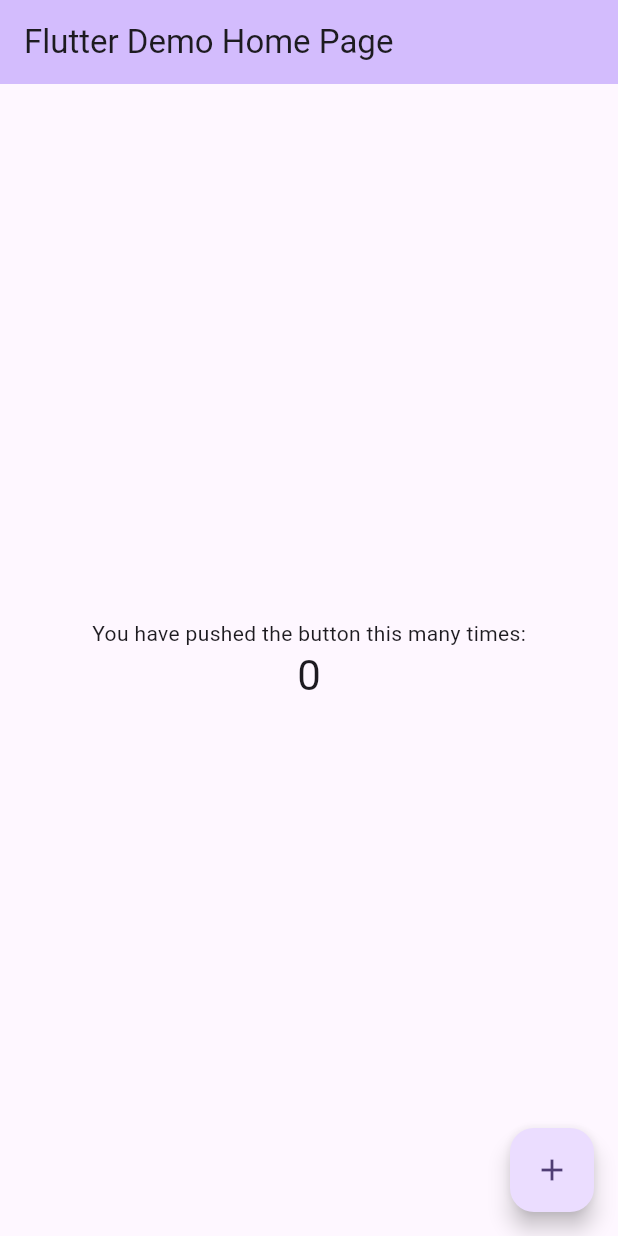
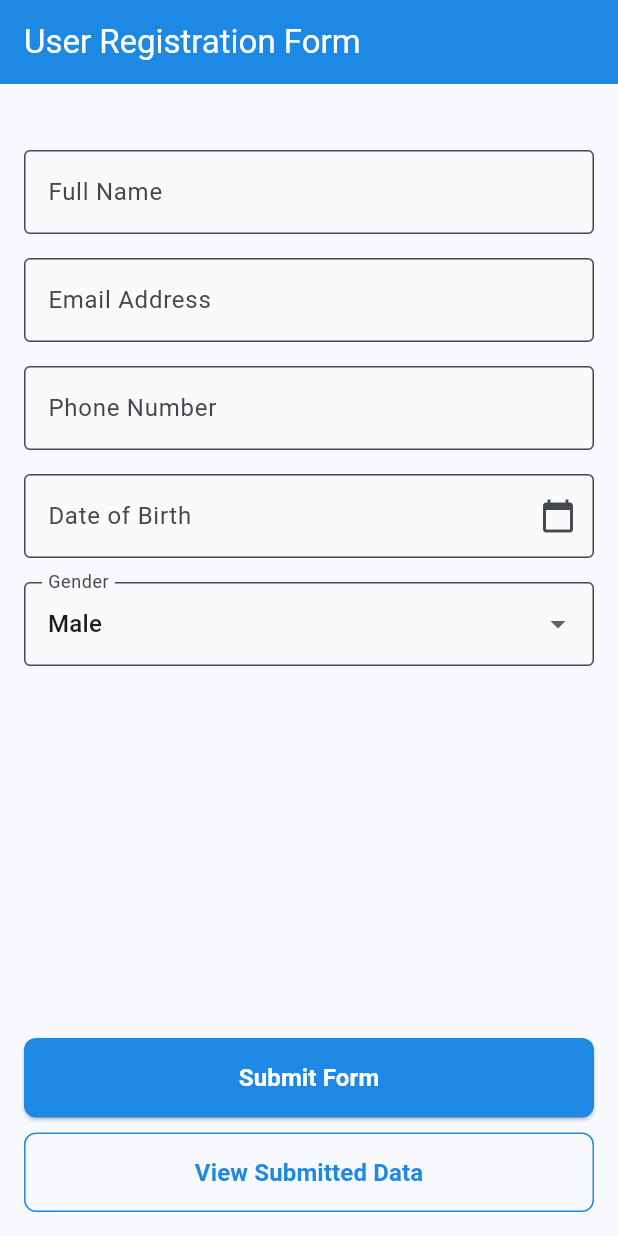
Before and after one commit to rohiitsinghal/datasnap, a Flutter app: the screen it shows after launch, on a phone screen of 412 x 824 dp. Run offline on Flutter 3.47's test engine with Material 3 defaults, Android fonts, the phone set to English and light mode, and no system bars.

Commit message:
app bangya

```diff
--- a/lib/main.dart
+++ b/lib/main.dart
@@ -1,4 +1,5 @@
 import 'package:flutter/material.dart';
+import 'screens/form_screen.dart';
 
 void main() {
   runApp(const MyApp());
@@ -7,116 +8,16 @@ void main() {
 class MyApp extends StatelessWidget {
   const MyApp({super.key});
 
-  // This widget is the root of your application.
   @override
   Widget build(BuildContext context) {
     return MaterialApp(
-      title: 'Flutter Demo',
+      title: 'dataSnap',
       theme: ThemeData(
-        // This is the theme of your application.
-        //
-        // TRY THIS: Try running your application with "flutter run". You'll see
-        // the application has a purple toolbar. Then, without quitting the app,
-        // try changing the seedColor in the colorScheme below to Colors.green
-        // and then invoke "hot reload" (save your changes or press the "hot
-        // reload" button in a Flutter-supported IDE, or press "r" if you used
-        // the command line to start the app).
-        //
-        // Notice that the counter didn't reset back to zero; the application
-        // state is not lost during the reload. To reset the state, use hot
-        // restart instead.
-        //
-        // This works for code too, not just values: Most code changes can be
-        // tested with just a hot reload.
-        colorScheme: ColorScheme.fromSeed(seedColor: Colors.deepPurple),
+        colorScheme: ColorScheme.fromSeed(seedColor: Colors.blue),
+        useMaterial3: true,
       ),
-      home: const MyHomePage(title: 'Flutter Demo Home Page'),
+      home: const FormScreen(),
+      debugShowCheckedModeBanner: false,
     );
   }
 }
-
-class MyHomePage extends StatefulWidget {
-  const MyHomePage({super.key, required this.title});
-
-  // This widget is the home page of your application. It is stateful, meaning
-  // that it has a State object (defined below) that contains fields that affect
-  // how it looks.
-
-  // This class is the configuration for the state. It holds the values (in this
-  // case the title) provided by the parent (in this case the App widget) and
-  // used by the build method of the State. Fields in a Widget subclass are
-  // always marked "final".
-
-  final String title;
-
-  @override
-  State<MyHomePage> createState() => _MyHomePageState();
-}
-
-class _MyHomePageState extends State<MyHomePage> {
-  int _counter = 0;
-
-  void _incrementCounter() {
-    setState(() {
-      // This call to setState tells the Flutter framework that something has
-      // changed in this State, which causes it to rerun the build method below
-      // so that the display can reflect the updated values. If we changed
-      // _counter without calling setState(), then the build method would not be
-      // called again, and so nothing would appear to happen.
-      _counter++;
-    });
-  }
-
-  @override
-  Widget build(BuildContext context) {
-    // This method is rerun every time setState is called, for instance as done
-    // by the _incrementCounter method above.
-    //
-    // The Flutter framework has been optimized to make rerunning build methods
-    // fast, so that you can just rebuild anything that needs updating rather
-    // than having to individually change instances of widgets.
-    return Scaffold(
-      appBar: AppBar(
-        // TRY THIS: Try changing the color here to a specific color (to
-        // Colors.amber, perhaps?) and trigger a hot reload to see the AppBar
-        // change color while the other colors stay the same.
-        backgroundColor: Theme.of(context).colorScheme.inversePrimary,
-        // Here we take the value from the MyHomePage object that was created by
-        // the App.build method, and use it to set our appbar title.
-        title: Text(widget.title),
-      ),
-      body: Center(
-        // Center is a layout widget. It takes a single child and positions it
-        // in the middle of the parent.
-        child: Column(
-          // Column is also a layout widget. It takes a list of children and
-          // arranges them vertically. By default, it sizes itself to fit its
-          // children horizontally, and tries to be as tall as its parent.
-          //
-          // Column has various properties to control how it sizes itself and
-          // how it positions its children. Here we use mainAxisAlignment to
-          // center the children vertically; the main axis here is the vertical
-          // axis because Columns are vertical (the cross axis would be
-          // horizontal).
-          //
-          // TRY THIS: Invoke "debug painting" (choose the "Toggle Debug Paint"
-          // action in the IDE, or press "p" in the console), to see the
-          // wireframe for each widget.
-          mainAxisAlignment: MainAxisAlignment.center,
-          children: <Widget>[
-            const Text('You have pushed the button this many times:'),
-            Text(
-              '$_counter',
-              style: Theme.of(context).textTheme.headlineMedium,
-            ),
-          ],
-        ),
-      ),
-      floatingActionButton: FloatingActionButton(
-        onPressed: _incrementCounter,
-        tooltip: 'Increment',
-        child: const Icon(Icons.add),
-      ), // This trailing comma makes auto-formatting nicer for build methods.
-    );
-  }
-}
--- a/lib/screens/form_screen.dart
+++ b/lib/screens/form_screen.dart
@@ -0,0 +1,288 @@
+import 'package:flutter/material.dart';
+import 'package:intl/intl.dart';
+import '../models/user_model.dart';
+import '../services/api_service.dart';
+import '../widgets/custom_form_field.dart';
+import 'view_submissions_screen.dart';
+
+class FormScreen extends StatefulWidget {
+  const FormScreen({super.key});
+
+  @override
+  State<FormScreen> createState() => _FormScreenState();
+}
+
+class _FormScreenState extends State<FormScreen> {
+  final _formKey = GlobalKey<FormState>();
+  final _nameController = TextEditingController();
+  final _emailController = TextEditingController();
+  final _phoneController = TextEditingController();
+  final _dobController = TextEditingController();
+
+  String _selectedGender = 'Male';
+  bool _isLoading = false;
+
+  @override
+  void dispose() {
+    _nameController.dispose();
+    _emailController.dispose();
+    _phoneController.dispose();
+    _dobController.dispose();
+    super.dispose();
+  }
+
+  // ALL METHODS ARE NOW AT THE CORRECT LEVEL
+
+  Future<void> _selectDate() async {
+    final DateTime? picked = await showDatePicker(
+      context: context,
+      initialDate: DateTime.now().subtract(const Duration(days: 6570)), // 18 years ago
+      firstDate: DateTime(1950),
+      lastDate: DateTime.now(),
+    );
+
+    if (picked != null) {
+      setState(() {
+        _dobController.text = DateFormat('yyyy-MM-dd').format(picked);
+      });
+    }
+  }
+
+  String? _validateEmail(String? value) {
+    if (value == null || value.isEmpty) {
+      return 'Email is required';
+    }
+
+    final emailRegex = RegExp(r'^[\w-\.]+@([\w-]+\.)+[\w-]{2,4}$');
+    if (!emailRegex.hasMatch(value)) {
+      return 'Please enter a valid email';
+    }
+
+    return null;
+  }
+
+  String? _validatePhone(String? value) {
+    if (value == null || value.isEmpty) {
+      return 'Phone number is required';
+    }
+
+    if (value.length < 10) {
+      return 'Phone number must be at least 10 digits';
+    }
+
+    return null;
+  }
+
+  String? _validateRequired(String? value, String fieldName) {
+    if (value == null || value.isEmpty) {
+      return '$fieldName is required';
+    }
+    return null;
+  }
+
+  void _clearForm() {
+    _nameController.clear();
+    _emailController.clear();
+    _phoneController.clear();
+    _dobController.clear();
+    setState(() {
+      _selectedGender = 'Male';
+    });
+  }
+
+  Future<void> _submitForm() async {
+    if (!_formKey.currentState!.validate()) {
+      return;
+    }
+
+    setState(() {
+      _isLoading = true;
+    });
+
+    final submission = UserSubmission(
+      name: _nameController.text.trim(),
+      email: _emailController.text.trim(),
+      phone: _phoneController.text.trim(),
+      dateOfBirth: _dobController.text,
+      gender: _selectedGender,
+    );
+
+    // CORRECTED try-catch-finally BLOCK
+    try {
+      final result = await ApiService.submitForm(submission);
+
+      if (mounted) {
+        bool isSuccess = result['success'] == true ||
+                         result['success'] == 'true' ||
+                         result['success'] == 1;
+
+        if (isSuccess) {
+          ScaffoldMessenger.of(context).showSnackBar(
+            SnackBar(
+              content: Text(result['message']?.toString() ?? 'Form submitted successfully!'),
+              backgroundColor: Colors.green,
+            ),
+          );
+          _clearForm();
+        } else {
+          ScaffoldMessenger.of(context).showSnackBar(
+            SnackBar(
+              content: Text(result['error']?.toString() ?? 'Submission failed'),
+              backgroundColor: Colors.red,
+            ),
+          );
+        }
+      }
+    } catch (e) {
+      if (mounted) {
+        ScaffoldMessenger.of(context).showSnackBar(
+          SnackBar(
+            content: Text('Network error: $e'),
+            backgroundColor: Colors.red,
+          ),
+        );
+      }
+    } finally {
+      if (mounted) {
+        setState(() {
+          _isLoading = false;
+        });
+      }
+    }
+  }
+
+  @override
+  Widget build(BuildContext context) {
+    return Scaffold(
+      appBar: AppBar(
+        title: const Text('User Registration Form'),
+        backgroundColor: Colors.blue[600],
+        foregroundColor: Colors.white,
+      ),
+      body: Padding(
+        padding: const EdgeInsets.all(16.0),
+        child: Form(
+          key: _formKey,
+          child: Column(
+            children: [
+              Expanded(
+                child: SingleChildScrollView(
+                  child: Column(
+                    crossAxisAlignment: CrossAxisAlignment.stretch,
+                    children: [
+                      const SizedBox(height: 20),
+                      CustomFormField(
+                        label: 'Full Name',
+                        controller: _nameController,
+                        validator: (value) => _validateRequired(value, 'Name'),
+                      ),
+                      CustomFormField(
+                        label: 'Email Address',
+                        controller: _emailController,
+                        validator: _validateEmail,
+                        keyboardType: TextInputType.emailAddress,
+                      ),
+                      CustomFormField(
+                        label: 'Phone Number',
+                        controller: _phoneController,
+                        validator: _validatePhone,
+                        keyboardType: TextInputType.phone,
+                      ),
+                      CustomFormField(
+                        label: 'Date of Birth',
+                        controller: _dobController,
+                        validator: (value) => _validateRequired(value, 'Date of birth'),
+                        readOnly: true,
+                        onTap: _selectDate,
+                        suffixIcon: const Icon(Icons.calendar_today),
+                      ),
+                      Padding(
+                        padding: const EdgeInsets.symmetric(vertical: 8.0),
+                        child: DropdownButtonFormField<String>(
+                          value: _selectedGender,
+                          decoration: const InputDecoration(
+                            labelText: 'Gender',
+                            border: OutlineInputBorder(),
+                            filled: true,
+                            fillColor: Color(0xFFFAFAFA),
+                          ),
+                          items: ['Male', 'Female', 'Other']
+                              .map((gender) => DropdownMenuItem(
+                                    value: gender,
+                                    child: Text(gender),
+                                  ))
+                              .toList(),
+                          onChanged: (value) {
+                            setState(() {
+                              _selectedGender = value!;
+                            });
+                          },
+                        ),
+                      ),
+                      const SizedBox(height: 20),
+                    ],
+                  ),
+                ),
+              ),
+              Column(
+                crossAxisAlignment: CrossAxisAlignment.stretch,
+                children: [
+                  ElevatedButton(
+                    onPressed: _isLoading ? null : _submitForm,
+                    style: ElevatedButton.styleFrom(
+                      backgroundColor: Colors.blue[600],
+                      foregroundColor: Colors.white,
+                      padding: const EdgeInsets.symmetric(vertical: 15),
+                      shape: RoundedRectangleBorder(
+                        borderRadius: BorderRadius.circular(8),
+                      ),
+                    ),
+                    child: _isLoading
+                        ? const SizedBox(
+                            height: 20,
+                            width: 20,
+                            child: CircularProgressIndicator(
+                              strokeWidth: 2,
+                              valueColor: AlwaysStoppedAnimation<Color>(Colors.white),
+                            ),
+                          )
+                        : const Text(
+                            'Submit Form',
+                            style: TextStyle(fontSize: 16, fontWeight: FontWeight.bold),
+                          ),
+                  ),
+                  const SizedBox(height: 10),
+                  OutlinedButton(
+                    onPressed: () {
+                      Navigator.push(
+                        context,
+                        MaterialPageRoute(
+                          builder: (context) => const ViewSubmissionsScreen(),
+                        ),
+                      );
+                    },
+                    style: OutlinedButton.styleFrom(
+                      padding: const EdgeInsets.symmetric(vertical: 15),
+                      side: BorderSide(color: Colors.blue[600]!),
+                      shape: RoundedRectangleBorder(
+                        borderRadius: BorderRadius.circular(8),
+                      ),
+                    ),
+                    child: Text(
+                      'View Submitted Data',
+                      style: TextStyle(
+                        fontSize: 16,
+                        fontWeight: FontWeight.bold,
+                        color: Colors.blue[600],
+                      ),
+                    ),
+                  ),
+                ],
+              ),
+            ],
+          ),
+        ),
+      ),
+    );
+  }
+}
```
Also changed, not shown: lib/screens/view_submissions_screen.dart (+242 -0 lines), lib/services/api_service.dart (+14 -4 lines), 5 other files.
